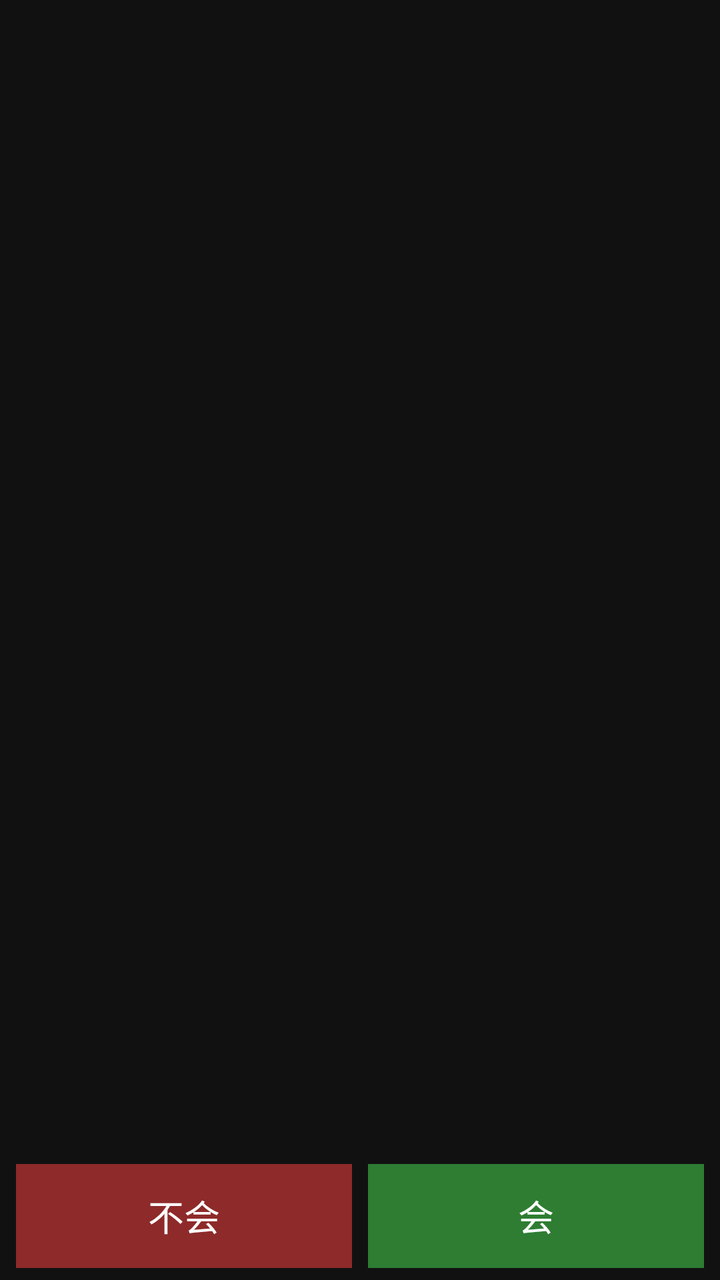
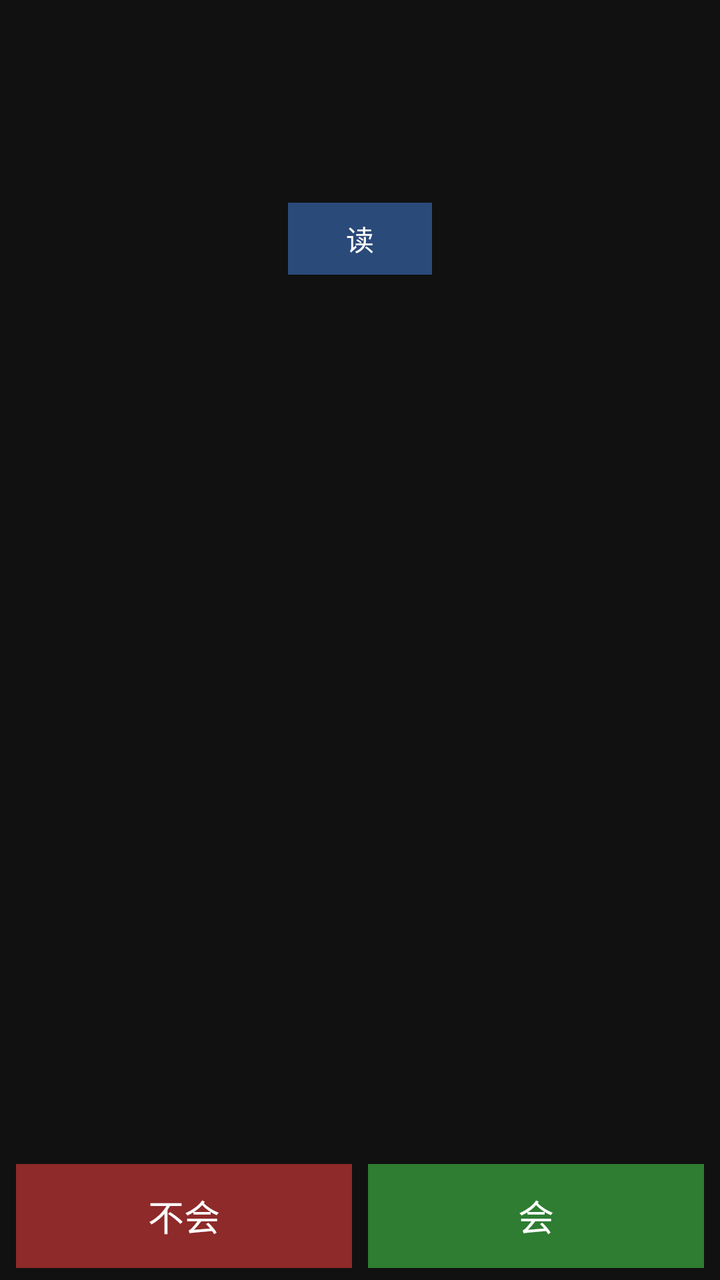

Compare the two renders of this Android layout. The source of the first and the diff that turns it into the second are given below.
<!-- AndroidManifest.xml: application theme AppTheme -->
<!-- res/layout/activity_recognize.xml -->
<?xml version="1.0" encoding="utf-8"?>
<LinearLayout xmlns:android="http://schemas.android.com/apk/res/android"
    android:layout_width="match_parent"
    android:layout_height="match_parent"
    android:background="@color/bg"
    android:orientation="vertical"
    android:paddingLeft="8dp"
    android:paddingRight="8dp"
    android:paddingTop="6dp"
    android:paddingBottom="6dp">

    <TextView
        android:id="@+id/header"
        android:layout_width="match_parent"
        android:layout_height="wrap_content"
        android:textColor="@color/text_dim"
        android:textSize="12sp" />

    <TextView
        android:id="@+id/wordText"
        android:layout_width="match_parent"
        android:layout_height="wrap_content"
        android:layout_marginTop="8dp"
        android:gravity="center"
        android:textColor="@color/word"
        android:textSize="34sp"
        android:textStyle="bold" />

    <TextView
        android:id="@+id/phonetic"
        android:layout_width="match_parent"
        android:layout_height="wrap_content"
        android:gravity="center"
        android:textColor="@color/text_dim"
        android:textSize="16sp" />

    <TextView
        android:id="@+id/stashBadge"
        android:layout_width="wrap_content"
        android:layout_height="wrap_content"
        android:layout_gravity="center_horizontal"
        android:layout_marginTop="2dp"
        android:background="@color/stash"
        android:paddingLeft="8dp"
        android:paddingRight="8dp"
        android:paddingTop="2dp"
        android:paddingBottom="2dp"
        android:text="@string/badge_stash"
        android:textColor="@color/stash_text"
        android:textSize="12sp"
        android:visibility="gone" />

    <ScrollView
        android:id="@+id/meaningScroll"
        android:layout_width="match_parent"
        android:layout_height="0dp"
        android:layout_marginTop="8dp"
        android:layout_weight="1"
        android:fillViewport="true">

        <LinearLayout
            android:layout_width="match_parent"
            android:layout_height="wrap_content"
            android:orientation="vertical">

            <TextView
                android:id="@+id/trans"
                android:layout_width="match_parent"
                android:layout_height="wrap_content"
                android:gravity="left|top"
                android:textColor="@color/text"
                android:textSize="20sp"
                android:visibility="invisible" />

            <TextView
                android:id="@+id/exampleEn"
                android:layout_width="match_parent"
                android:layout_height="wrap_content"
                android:layout_marginTop="8dp"
                android:gravity="left|top"
                android:textColor="@color/text"
                android:textSize="16sp"
                android:visibility="invisible" />

            <TextView
                android:id="@+id/exampleCn"
                android:layout_width="match_parent"
                android:layout_height="wrap_content"
                android:layout_marginTop="4dp"
                android:gravity="left|top"
                android:textColor="@color/text_dim"
                android:textSize="16sp"
                android:visibility="invisible" />
        </LinearLayout>
    </ScrollView>

    <LinearLayout
        android:id="@+id/markBar"
        android:layout_width="match_parent"
        android:layout_height="52dp"
        android:layout_marginTop="8dp"
        android:orientation="horizontal">

        <Button
            android:id="@+id/btnUnknown"
            android:layout_width="0dp"
            android:layout_height="match_parent"
            android:layout_marginRight="4dp"
            android:layout_weight="1"
            android:background="@color/unknown"
            android:text="@string/btn_unknown"
            android:textColor="@color/word"
            android:textSize="18sp" />

        <Button
            android:id="@+id/btnKnow"
            android:layout_width="0dp"
            android:layout_height="match_parent"
            android:layout_marginLeft="4dp"
            android:layout_weight="1"
            android:background="@color/know"
            android:text="@string/btn_know"
            android:textColor="@color/word"
            android:textSize="18sp" />
    </LinearLayout>

    <LinearLayout
        android:id="@+id/resultBar"
        android:layout_width="match_parent"
        android:layout_height="52dp"
        android:layout_marginTop="8dp"
        android:orientation="horizontal"
        android:visibility="gone">

        <Button
            android:id="@+id/btnStash"
            android:layout_width="0dp"
            android:layout_height="match_parent"
            android:layout_marginRight="4dp"
            android:layout_weight="1"
            android:background="@color/stash"
            android:text="@string/btn_stash"
            android:textColor="@color/stash_text"
            android:textSize="18sp" />

        <Button
            android:id="@+id/btnNext"
            android:layout_width="0dp"
            android:layout_height="match_parent"
            android:layout_marginLeft="4dp"
            android:layout_weight="1"
            android:background="@color/next"
            android:text="@string/btn_next"
            android:textColor="@color/word"
            android:textSize="18sp" />
    </LinearLayout>
</LinearLayout>
<!-- resources referenced by this layout -->
<resources>
  <color name="bg">#FF111111</color>
  <color name="know">#FF2E7D32</color>
  <color name="next">#FF2A4A7A</color>
  <color name="stash">#FF6A4A1A</color>
  <color name="stash_text">#FFFFCC80</color>
  <color name="text">#FFEEEEEE</color>
  <color name="text_dim">#FF9A9A9A</color>
  <color name="unknown">#FF8E2A2A</color>
  <color name="word">#FFFFFFFF</color>
  <string name="badge_stash">暂存</string>
  <string name="btn_know">会</string>
  <string name="btn_next">下一词</string>
  <string name="btn_stash">暂存</string>
  <string name="btn_unknown">不会</string>
  <style name="AppTheme" parent="android:Theme.Holo.NoActionBar">
          <item name="android:windowBackground">@color/bg</item>
          <item name="android:colorBackground">@color/bg</item>
          <item name="android:textColor">@color/text</item>
          <item name="android:textColorPrimary">@color/text</item>
          <item name="android:textColorHint">@color/text_dim</item>
          <item name="android:editTextColor">@color/text</item>
      </style>
</resources>

<!-- the commit's change to res/layout/activity_recognize.xml (unified diff, before → after) -->
@@ -34,13 +34,27 @@
         android:textColor="@color/text_dim"
         android:textSize="16sp" />
 
+    <Button
+        android:id="@+id/btnSpeak"
+        android:layout_width="wrap_content"
+        android:layout_height="36dp"
+        android:layout_gravity="center_horizontal"
+        android:layout_marginTop="4dp"
+        android:background="@drawable/btn_next"
+        android:minWidth="72dp"
+        android:paddingLeft="14dp"
+        android:paddingRight="14dp"
+        android:text="@string/btn_speak"
+        android:textColor="@color/word"
+        android:textSize="14sp" />
+
     <TextView
         android:id="@+id/stashBadge"
         android:layout_width="wrap_content"
         android:layout_height="wrap_content"
         android:layout_gravity="center_horizontal"
         android:layout_marginTop="2dp"
-        android:background="@color/stash"
+        android:background="@drawable/btn_stash"
         android:paddingLeft="8dp"
         android:paddingRight="8dp"
         android:paddingTop="2dp"
@@ -107,7 +121,7 @@
             android:layout_height="match_parent"
             android:layout_marginRight="4dp"
             android:layout_weight="1"
-            android:background="@color/unknown"
+            android:background="@drawable/btn_unknown"
             android:text="@string/btn_unknown"
             android:textColor="@color/word"
             android:textSize="18sp" />
@@ -118,7 +132,7 @@
             android:layout_height="match_parent"
             android:layout_marginLeft="4dp"
             android:layout_weight="1"
-            android:background="@color/know"
+            android:background="@drawable/btn_know"
             android:text="@string/btn_know"
             android:textColor="@color/word"
             android:textSize="18sp" />
@@ -138,7 +152,7 @@
             android:layout_height="match_parent"
             android:layout_marginRight="4dp"
             android:layout_weight="1"
-            android:background="@color/stash"
+            android:background="@drawable/btn_stash"
             android:text="@string/btn_stash"
             android:textColor="@color/stash_text"
             android:textSize="18sp" />
@@ -149,7 +163,7 @@
             android:layout_height="match_parent"
             android:layout_marginLeft="4dp"
             android:layout_weight="1"
-            android:background="@color/next"
+            android:background="@drawable/btn_next"
             android:text="@string/btn_next"
             android:textColor="@color/word"
             android:textSize="18sp" />
<!-- resource entries referenced after the edit -->
@@ -1,17 +1,90 @@
 <!-- resources referenced by this layout -->
 <resources>
   <color name="bg">#FF111111</color>
-  <color name="know">#FF2E7D32</color>
-  <color name="next">#FF2A4A7A</color>
-  <color name="stash">#FF6A4A1A</color>
   <color name="stash_text">#FFFFCC80</color>
   <color name="text">#FFEEEEEE</color>
   <color name="text_dim">#FF9A9A9A</color>
-  <color name="unknown">#FF8E2A2A</color>
   <color name="word">#FFFFFFFF</color>
+  <!-- drawable btn_know (drawable) -->
+  <?xml version="1.0" encoding="utf-8"?>
+  <selector xmlns:android="http://schemas.android.com/apk/res/android">
+      <item android:state_pressed="true">
+          <shape android:shape="rectangle">
+              <solid android:color="#FF43A047" />
+          </shape>
+      </item>
+      <item android:state_focused="true">
+          <shape android:shape="rectangle">
+              <solid android:color="#FF388E3C" />
+          </shape>
+      </item>
+      <item>
+          <shape android:shape="rectangle">
+              <solid android:color="#FF2E7D32" />
+          </shape>
+      </item>
+  </selector>
+  <!-- drawable btn_next (drawable) -->
+  <?xml version="1.0" encoding="utf-8"?>
+  <selector xmlns:android="http://schemas.android.com/apk/res/android">
+      <item android:state_pressed="true">
+          <shape android:shape="rectangle">
+              <solid android:color="#FF3D6AAD" />
+          </shape>
+      </item>
+      <item android:state_focused="true">
+          <shape android:shape="rectangle">
+              <solid android:color="#FF355A96" />
+          </shape>
+      </item>
+      <item>
+          <shape android:shape="rectangle">
+              <solid android:color="#FF2A4A7A" />
+          </shape>
+      </item>
+  </selector>
+  <!-- drawable btn_stash (drawable) -->
+  <?xml version="1.0" encoding="utf-8"?>
+  <selector xmlns:android="http://schemas.android.com/apk/res/android">
+      <item android:state_pressed="true">
+          <shape android:shape="rectangle">
+              <solid android:color="#FF8D6E1A" />
+          </shape>
+      </item>
+      <item android:state_focused="true">
+          <shape android:shape="rectangle">
+              <solid android:color="#FF7A5A18" />
+          </shape>
+      </item>
+      <item>
+          <shape android:shape="rectangle">
+              <solid android:color="#FF6A4A1A" />
+          </shape>
+      </item>
+  </selector>
+  <!-- drawable btn_unknown (drawable) -->
+  <?xml version="1.0" encoding="utf-8"?>
+  <selector xmlns:android="http://schemas.android.com/apk/res/android">
+      <item android:state_pressed="true">
+          <shape android:shape="rectangle">
+              <solid android:color="#FFC62828" />
+          </shape>
+      </item>
+      <item android:state_focused="true">
+          <shape android:shape="rectangle">
+              <solid android:color="#FFB71C1C" />
+          </shape>
+      </item>
+      <item>
+          <shape android:shape="rectangle">
+              <solid android:color="#FF8E2A2A" />
+          </shape>
+      </item>
+  </selector>
   <string name="badge_stash">暂存</string>
   <string name="btn_know">会</string>
   <string name="btn_next">下一词</string>
+  <string name="btn_speak">读</string>
   <string name="btn_stash">暂存</string>
   <string name="btn_unknown">不会</string>
   <style name="AppTheme" parent="android:Theme.Holo.NoActionBar">
